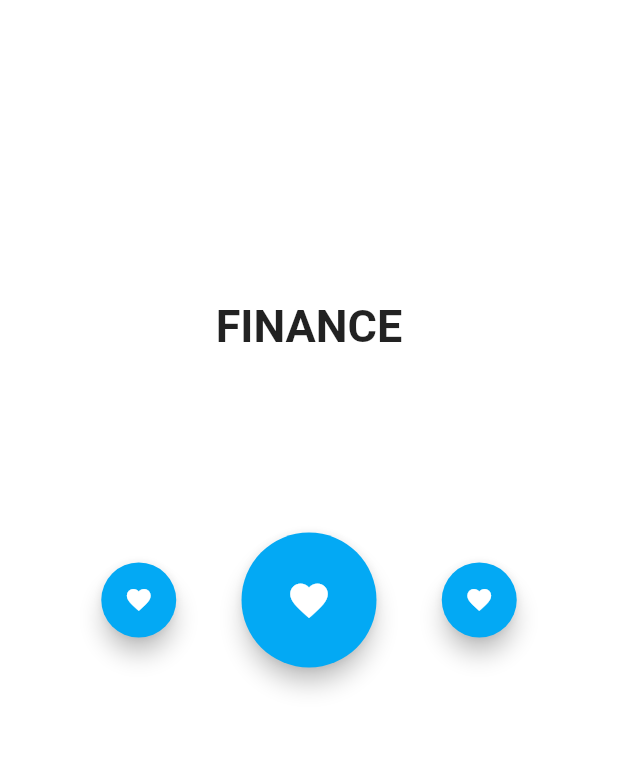
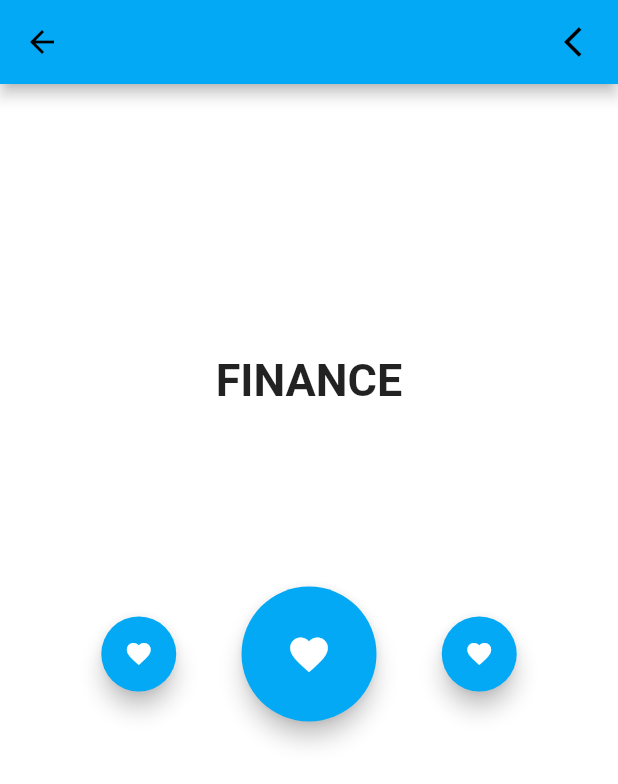
Before and after one commit to jorwong/FidorFlutterapp, a Flutter app: the HomePage screen opened by its route, on a phone screen of 412 x 824 dp. Shown: the top 784 px of the screen. Run offline on Flutter 3.47's test engine with Material 2 defaults, Android fonts, the phone set to English and light mode, and no system bars; our stand-ins replace image_picker.

Commit message:
Multi changes with camera and https

```diff
--- a/lib/home_page.dart
+++ b/lib/home_page.dart
@@ -1,4 +1,6 @@
 import 'package:flutter/material.dart';
+import 'Insurance_forms_page.dart';
+import 'package:http/http.dart';
 
 class HomePage extends StatelessWidget {
   static String tag = 'Homepage';
@@ -42,7 +44,9 @@ final button2 = SizedBox (
       child: FloatingActionButton(
         heroTag: '2nd',
         backgroundColor: Colors.lightBlue,
-        onPressed: (){},
+        onPressed: (){
+          Navigator.of(context).pushNamed(InsuranceFormsPage.tag);
+        },
         hoverElevation: 2.0,
         child: Icon(
         Icons.favorite,
@@ -69,21 +73,21 @@ final button3 = SizedBox (
       )
     );
 
-  final appbar= AppBar(
-    actions: <Widget>[
-      IconButton(
-      icon: Icon(Icons.backup),
-      onPressed: () {
-        Navigator.pop(context);
-      },
-      )
-    ],
-  );
 
     return Scaffold(
       backgroundColor: Colors.white,
+      appBar: AppBar(
+        actions: <Widget>[
+          IconButton(
+            icon: Icon(Icons.arrow_back_ios),
+            onPressed: () {
+              Navigator.pop(context);
+            },
+      )
+        ],
+      ),
       body: Container(
-        margin: const EdgeInsets.only(top: 200.0),
+        margin: const EdgeInsets.only(top: 180.0),
         child: ListView(
           shrinkWrap: true,
           padding: EdgeInsets.only(left: 24.0, right: 24.0),
--- a/lib/main.dart
+++ b/lib/main.dart
@@ -10,6 +10,7 @@ class MyApp extends StatelessWidget {
   final routes = <String, WidgetBuilder>{
     LoginPage.tag: (context)=>LoginPage(),
     HomePage.tag: (context)=>HomePage(),
+    InsuranceFormsPage.tag: (context)=>InsuranceFormsPage(),
   };
   @override
   Widget build(BuildContext context) {
@@ -18,7 +19,7 @@ class MyApp extends StatelessWidget {
     theme: ThemeData(
       primarySwatch: Colors.lightBlue
       ),
-      home: InsuranceFormsPage(),
+      home: LoginPage(),
       routes: routes,
     );
   }
--- a/pubspec.yaml
+++ b/pubspec.yaml
@@ -19,11 +19,12 @@ environment:
 dependencies:
   flutter:
     sdk: flutter
-
+  image_picker: ^0.6.1+10
+  http: ^0.12.0+2
   # The following adds the Cupertino Icons font to your application.
   # Use with the CupertinoIcons class for iOS style icons.
   cupertino_icons: ^0.1.2
-  # image_picker: '0.1.1'
+
 
 dev_dependencies:
   flutter_test:
```
Also changed, not shown: lib/Insurance_forms_page.dart (+8 -2 lines), pubspec.lock, 7 other files.
